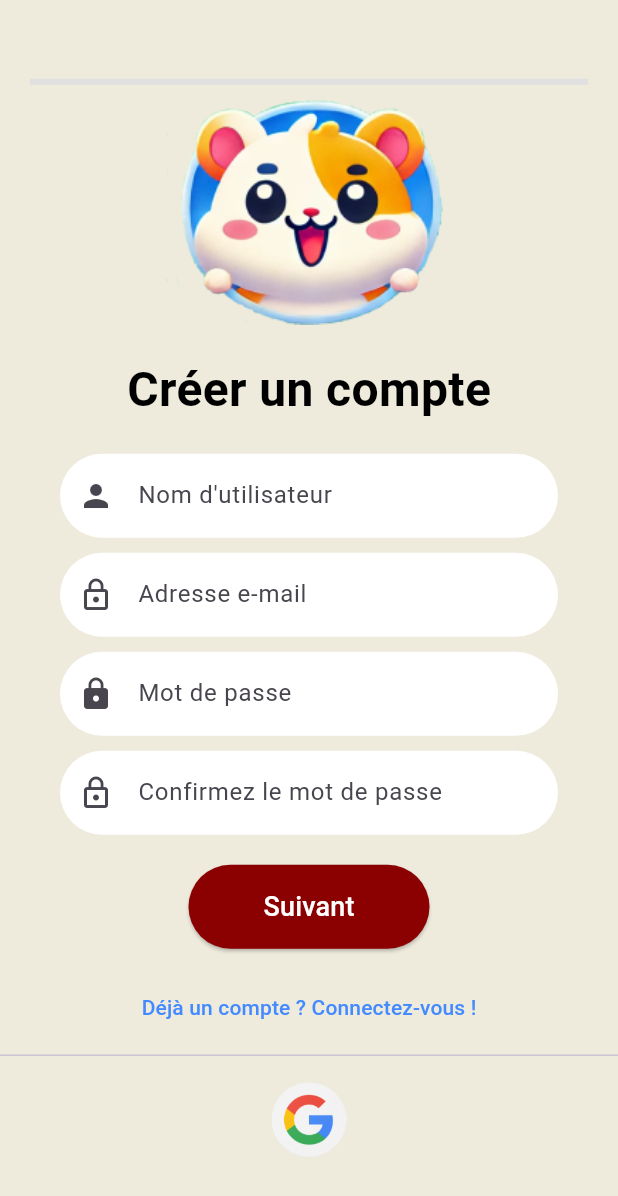
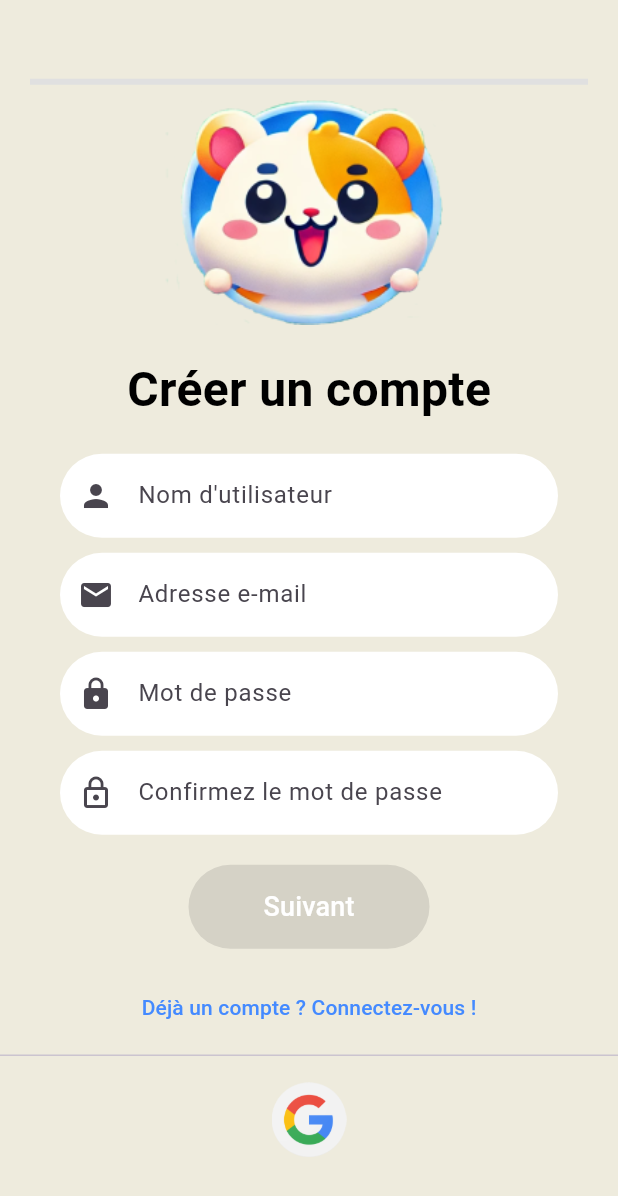
Before and after one commit to Playfit-app/Playfit, a Flutter app: the CreateAccountPage screen opened by its route, on a phone screen of 412 x 824 dp. Shown: the top 1196 px of the screen. Run offline on Flutter 3.47's test engine with Material 3 defaults, Android fonts, the phone set to English and light mode, and no system bars; our stand-ins replace flutter_dotenv, flutter_secure_storage, google_fonts; accounts and stored records are empty.

Commit message:
fix: registration process to remove unused goal

```diff
--- a/playfit-mobile/playfit/lib/registration_page.dart
+++ b/playfit-mobile/playfit/lib/registration_page.dart
@@ -16,16 +16,48 @@ class CreateAccountPage extends StatefulWidget {
 class CreateAccountPageState extends State<CreateAccountPage> {
   final TextEditingController _usernameController = TextEditingController();
   final TextEditingController _passwordController = TextEditingController();
-  final TextEditingController _confirmPasswordController =
-      TextEditingController();
+  final TextEditingController _confirmPasswordController = TextEditingController();
   final TextEditingController _emailController = TextEditingController();
   final TextEditingController _birthDateController = TextEditingController();
   final TextEditingController _heightController = TextEditingController();
   final TextEditingController _weightController = TextEditingController();
-  final TextEditingController _objectiveController = TextEditingController();
+  // final TextEditingController _objectiveController = TextEditingController();
   final AuthService authService = AuthService();
 
   int _currentStep = 0;
+  bool _isStep1Valid = false;
+  bool _isStep2Valid = false;
+
+  @override
+  void initState() {
+    super.initState();
+    _usernameController.addListener(_validateStep1);
+    _passwordController.addListener(_validateStep1);
+    _confirmPasswordController.addListener(_validateStep1);
+    _emailController.addListener(_validateStep1);
+    _birthDateController.addListener(_validateStep2);
+    _heightController.addListener(_validateStep2);
+    _weightController.addListener(_validateStep2);
+    // _objectiveController.addListener(_validateStep2);
+  }
+
+  void _validateStep1() {
+    setState(() {
+      _isStep1Valid = _usernameController.text.isNotEmpty &&
+          _passwordController.text.isNotEmpty &&
+          _confirmPasswordController.text.isNotEmpty &&
+          _emailController.text.isNotEmpty;
+    });
+  }
+
+  void _validateStep2() {
+    setState(() {
+      _isStep2Valid = _birthDateController.text.isNotEmpty &&
+          _heightController.text.isNotEmpty &&
+          _weightController.text.isNotEmpty;
+          // _objectiveController.text.isNotEmpty;
+    });
+  }
 
   void _createAccount() async {
     var result = await authService.register(
@@ -75,24 +107,20 @@ class CreateAccountPageState extends State<CreateAccountPage> {
   @override
   Widget build(BuildContext context) {
     return Scaffold(
-      backgroundColor:
-          AppStyles.backgroundColor, // Use the background color from styles
+      backgroundColor: AppStyles.backgroundColor,
       body: Center(
         child: SingleChildScrollView(
           child: Column(
             mainAxisAlignment: MainAxisAlignment.center,
             children: [
-              // Progress Bar
               Padding(
-                padding: const EdgeInsets.symmetric(
-                    horizontal: 20.0, vertical: 10.0),
+                padding: const EdgeInsets.symmetric(horizontal: 20.0, vertical: 10.0),
                 child: LinearProgressIndicator(
-                  value: (_currentStep) / 2, // Progress value between 0 and 1
+                  value: (_currentStep) / 2,
                   backgroundColor: Colors.grey[300],
-                  color: const Color(0xFF8B0000), // Dark red color
+                  color: const Color(0xFF8B0000),
                 ),
               ),
-              // Mascot Image at the top
               Padding(
                 padding: const EdgeInsets.only(bottom: 20.0),
                 child: Image.asset(
@@ -109,21 +137,18 @@ class CreateAccountPageState extends State<CreateAccountPage> {
                 ),
               ),
               const SizedBox(height: 20),
-              // Dynamic content based on the current step
               if (_currentStep == 0) _buildStep1(),
               if (_currentStep == 1) _buildStep2(),
               const SizedBox(height: 20),
-              // Navigation Buttons
               if (_currentStep < 1)
                 ElevatedButton(
-                  onPressed: _nextStep,
+                  onPressed: _isStep1Valid ? _nextStep : null,
                   style: ElevatedButton.styleFrom(
-                    backgroundColor: const Color(0xFF8B0000), // Dark red color
+                    backgroundColor: const Color(0xFF8B0000),
                     shape: RoundedRectangleBorder(
                       borderRadius: BorderRadius.circular(100.0),
                     ),
-                    padding: const EdgeInsets.symmetric(
-                        horizontal: 50, vertical: 15),
+                    padding: const EdgeInsets.symmetric(horizontal: 50, vertical: 15),
                   ),
                   child: const Text(
                     'Suivant',
@@ -132,14 +157,13 @@ class CreateAccountPageState extends State<CreateAccountPage> {
                 )
               else
                 ElevatedButton(
-                  onPressed: () => _createAccount(),
+                  onPressed: _isStep2Valid ? _createAccount : null,
                   style: ElevatedButton.styleFrom(
-                    backgroundColor: const Color(0xFF8B0000), // Dark red color
+                    backgroundColor: const Color(0xFF8B0000),
                     shape: RoundedRectangleBorder(
                       borderRadius: BorderRadius.circular(100.0),
                     ),
-                    padding: const EdgeInsets.symmetric(
-                        horizontal: 50, vertical: 15),
+                    padding: const EdgeInsets.symmetric(horizontal: 50, vertical: 15),
                   ),
                   child: const Text(
                     'Créer mon compte',
@@ -147,7 +171,6 @@ class CreateAccountPageState extends State<CreateAccountPage> {
                   ),
                 ),
               const SizedBox(height: 15),
-              // Back button if not on the first step
               if (_currentStep > 0)
                 TextButton(
                   onPressed: _previousStep,
@@ -161,8 +184,7 @@ class CreateAccountPageState extends State<CreateAccountPage> {
                   onPressed: () {
                     Navigator.push(
                       context,
-                      MaterialPageRoute(
-                          builder: (context) => const LoginPage()),
+                      MaterialPageRoute(builder: (context) => const LoginPage()),
                     );
                   },
                   child: const Text(
@@ -191,7 +213,6 @@ class CreateAccountPageState extends State<CreateAccountPage> {
     );
   }
 
-  // Step 1: Username, Password, and Confirm Password
   Widget _buildStep1() {
     return Padding(
       padding: const EdgeInsets.symmetric(horizontal: 40.0),
@@ -219,12 +240,11 @@ class CreateAccountPageState extends State<CreateAccountPage> {
           const SizedBox(height: 10),
           TextField(
             controller: _emailController,
-            obscureText: true,
             decoration: InputDecoration(
               hintText: 'Adresse e-mail',
               filled: true,
               fillColor: Colors.white,
-              prefixIcon: const Icon(Icons.lock_outline),
+              prefixIcon: const Icon(Icons.email),
               suffixIcon: _emailController.text.isNotEmpty
                   ? IconButton(
                       icon: const Icon(Icons.close),
@@ -284,7 +304,6 @@ class CreateAccountPageState extends State<CreateAccountPage> {
     );
   }
 
-  // Step 2: Height, Weight, and Objective
   Widget _buildStep2() {
     return Padding(
       padding: const EdgeInsets.symmetric(horizontal: 40.0),
@@ -292,7 +311,7 @@ class CreateAccountPageState extends State<CreateAccountPage> {
         children: [
           TextField(
             controller: _birthDateController,
-            readOnly: true, // Make the TextField read-only
+            readOnly: true,
             decoration: InputDecoration(
               hintText: 'Date de naissance',
               filled: true,
@@ -318,8 +337,7 @@ class CreateAccountPageState extends State<CreateAccountPage> {
               );
 
               if (pickedDate != null) {
-                String formattedDate =
-                    DateFormat('yyyy-MM-dd').format(pickedDate);
+                String formattedDate = DateFormat('yyyy-MM-dd').format(pickedDate);
                 _birthDateController.text = formattedDate;
               }
             },
@@ -372,26 +390,26 @@ class CreateAccountPageState extends State<CreateAccountPage> {
               FilteringTextInputFormatter.allow(RegExp(r'^\d+\.?\d{0,1}')),
             ],
           ),
-          const SizedBox(height: 10),
-          TextField(
-            controller: _objectiveController,
-            decoration: InputDecoration(
-              hintText: 'Objectif',
-              filled: true,
-              fillColor: Colors.white,
-              prefixIcon: const Icon(Icons.flag),
-              suffixIcon: _objectiveController.text.isNotEmpty
-                  ? IconButton(
-                      icon: const Icon(Icons.close),
-                      onPressed: () => _objectiveController.clear(),
-                    )
-                  : null,
-              border: OutlineInputBorder(
-                borderRadius: BorderRadius.circular(100.0),
-                borderSide: BorderSide.none,
-              ),
-            ),
-          ),
+          // const SizedBox(height: 10),
+          // TextField(
+          //   controller: _objectiveController,
+          //   decoration: InputDecoration(
+          //     hintText: 'Objectif',
+          //     filled: true,
+          //     fillColor: Colors.white,
+          //     prefixIcon: const Icon(Icons.flag),
+          //     suffixIcon: _objectiveController.text.isNotEmpty
+          //         ? IconButton(
+          //             icon: const Icon(Icons.close),
+          //             onPressed: () => _objectiveController.clear(),
+          //           )
+          //         : null,
+          //     border: OutlineInputBorder(
+          //       borderRadius: BorderRadius.circular(100.0),
+          //       borderSide: BorderSide.none,
+          //     ),
+          //   ),
+          // ),
         ],
       ),
     );
```
